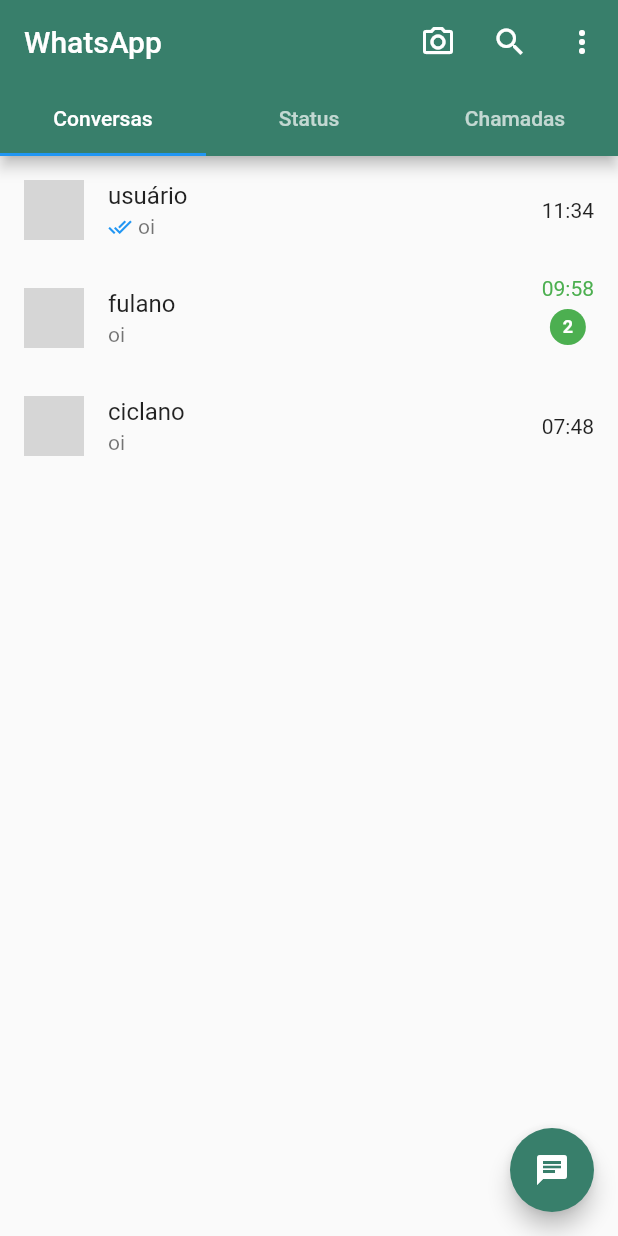
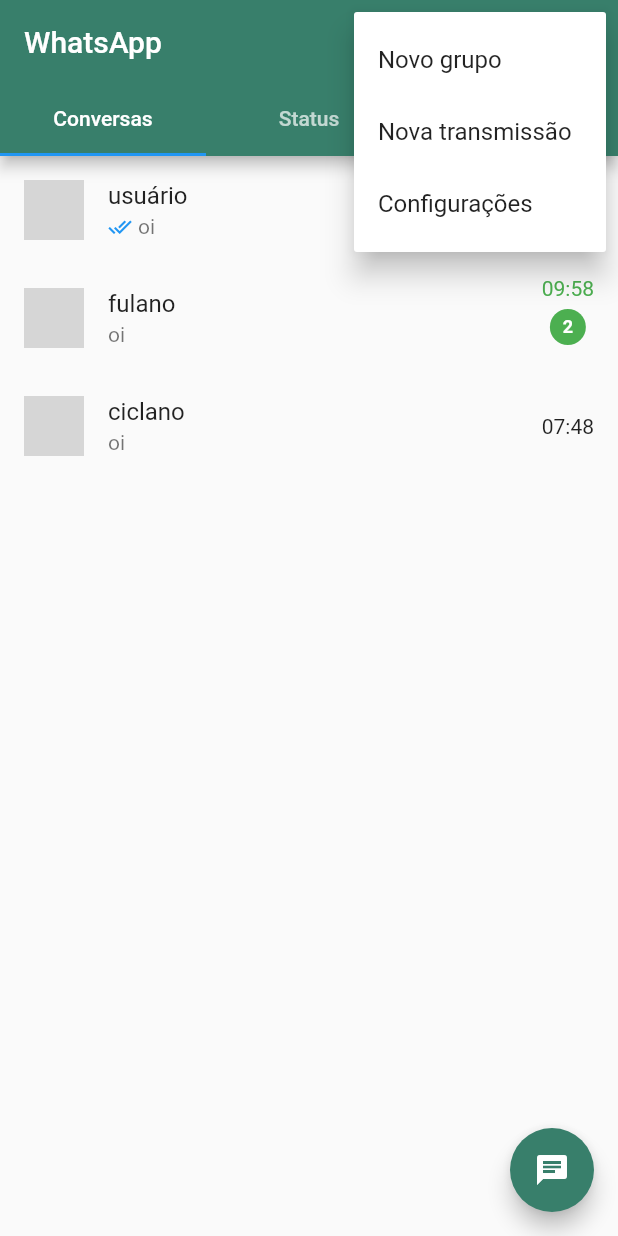
Before and after one commit to maluroojas/pdm, a Flutter app: the screen it shows after launch, after a tap on the "more vert" icon, on a phone screen of 412 x 824 dp. Run offline on Flutter 3.47's test engine with Material 2 defaults, Android fonts, the phone set to English and light mode, and no system bars; network calls fail; grey boxes are pictures that could not be loaded.

Commit message:
Add files via upload

```diff
--- a/lib/main.dart
+++ b/lib/main.dart
@@ -1,7 +1,8 @@
-// ignore_for_file: prefer_const_constructors, sort_child_properties_last, prefer_const_literals_to_create_immutables, avoid_print
+// ignore_for_file: prefer_const_constructors, sort_child_properties_last, prefer_const_literals_to_create_immutables, avoid_print, unused_import
 
 import 'package:flutter/material.dart';
 import 'package:miau/pagina_inicial.dart';
+import 'conversa.dart';
 
 void main() {
   runApp(const MyApp());
@@ -13,8 +14,11 @@ class MyApp extends StatelessWidget {
   @override
   Widget build(BuildContext context) {
     return MaterialApp(
-    debugShowCheckedModeBanner: false,
-    home: Paginainicial()
+      debugShowCheckedModeBanner: false,
+      routes: {
+        '/': (context) => Paginainicial(),
+        '/conversa': (context) => Conversa(),
+      },
     );
   }
 }
--- a/lib/pagina_inicial.dart
+++ b/lib/pagina_inicial.dart
@@ -1,6 +1,7 @@
 // ignore_for_file: prefer_const_constructors, sort_child_properties_last, avoid_print, prefer_const_literals_to_create_immutables
 
 import 'package:flutter/material.dart';
+import 'package:miau/conversa.dart';
 import 'conversas.dart';
 import 'status.dart';
 import 'chamadas.dart';
@@ -18,19 +19,34 @@ class Paginainicial extends StatelessWidget {
         backgroundColor: Color.fromARGB (255, 56, 127, 107),
         actions: [
           IconButton(
-            onPressed: () {
-              print("O botão da camera foi clicado");
-            },
+            onPressed: () {},
             icon: Icon(Icons.camera_alt_outlined),
           ),
           IconButton(
-            onPressed: () {
-              print("O botão da busca foi clicado");},
+            onPressed: () {},
             icon: Icon(Icons.search),
           ),
-          IconButton(
-            onPressed: () {},
-            icon: Icon(Icons.more_vert),
+          PopupMenuButton(
+
+            onSelected: (item) {
+              if (item == 3) {
+                Navigator.pushNamed(context, '/conversa');
+              }
+            },
+            itemBuilder: (context) => [
+              PopupMenuItem(
+                value: 1,
+                child: Text('Novo grupo'),
+              ),
+              PopupMenuItem(
+                value: 2,
+                child: Text('Nova transmissão'),
+              ),
+              PopupMenuItem(
+                value: 3,
+                child: Text('Configurações'),
+              ),
+            ],
           ),
         ],
         bottom: TabBar(
```
Also changed, not shown: lib/chamadas.dart (+40 -4 lines), lib/conversa.dart (added, +15 -0 lines), lib/conversas.dart (+8 -6 lines).
